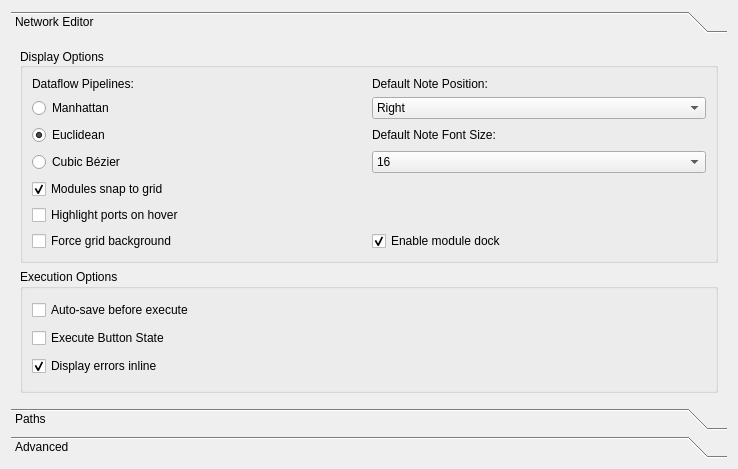
This is src/Interface/Application/Preferences.ui in SCIInstitute/SCIRun as Qt 5 draws it before an edit. The edited form follows.
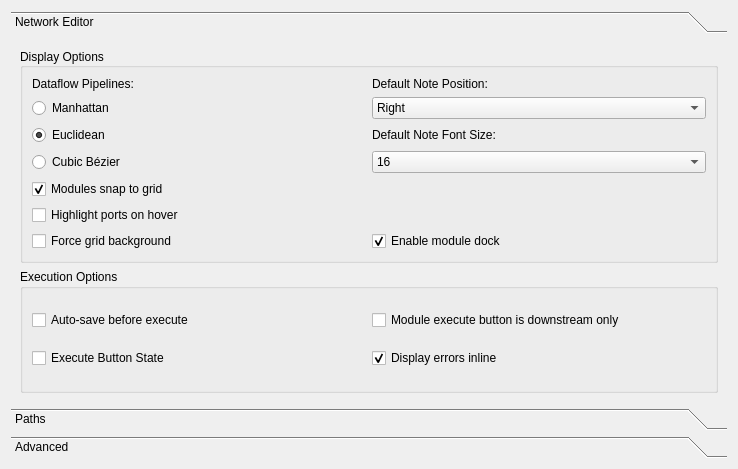
This is the edited form. The open tabs and pages were chosen to show the change.

Diff of the .ui file:
```diff
--- a/src/Interface/Application/Preferences.ui
+++ b/src/Interface/Application/Preferences.ui
@@ -57,6 +57,26 @@
             </property>
            </widget>
           </item>
+          <item row="0" column="1">
+           <widget class="QCheckBox" name="moduleExecuteDownstreamOnlyCheckBox_">
+            <property name="toolTip">
+             <string> Shift key activates execute all</string>
+            </property>
+            <property name="text">
+             <string>Module execute button is downstream only</string>
+            </property>
+           </widget>
+          </item>
+          <item row="1" column="1">
+           <widget class="QCheckBox" name="errorGraphicItemsCheckBox_">
+            <property name="text">
+             <string>Display errors inline</string>
+            </property>
+            <property name="checked">
+             <bool>true</bool>
+            </property>
+           </widget>
+          </item>
           <item row="1" column="0">
            <widget class="QCheckBox" name="actionTextIconCheckBox_">
             <property name="text">
@@ -70,16 +90,6 @@
             </property>
            </widget>
           </item>
-          <item row="2" column="0">
-           <widget class="QCheckBox" name="errorGraphicItemsCheckBox_">
-            <property name="text">
-             <string>Display errors inline</string>
-            </property>
-            <property name="checked">
-             <bool>true</bool>
-            </property>
-           </widget>
-          </item>
          </layout>
         </widget>
        </item>
```
Left out of the diff: 4 changed lines with no effect on the pictures.
